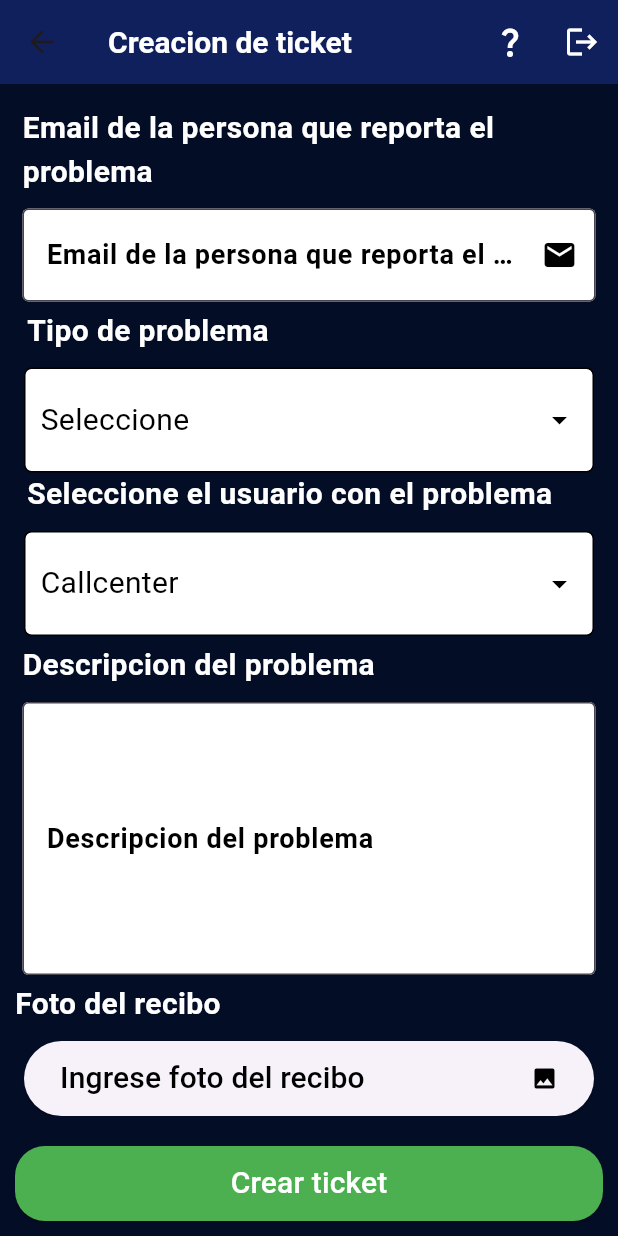
After one commit to JossueJativa/flutter_worker_sniffs, a Flutter app: the screen it shows after launch, after a tap on "Hay algun problema?", on a phone screen of 412 x 824 dp. The commit adds this screen. Run offline on Flutter 3.47's test engine with Material 3 defaults, Android fonts, the phone set to English and light mode, and no system bars; our stand-ins replace firebase_core, firebase_messaging, flutter_local_notifications, image_picker, permission_handler, shared_preferences; accounts and stored records are empty; network calls fail.

Commit message:
Creacion de tickets por el celular y aplicacion terminada al 90%

```diff
--- a/lib/controller/async_url_workers.dart
+++ b/lib/controller/async_url_workers.dart
@@ -118,3 +118,23 @@ Future<void> changeStatusProduct(String url, String status, String id, BuildCont
     Navigator.popAndPushNamed(context, '/tecnicclient', arguments: data);
   }
 }
+
+Future<void> createTicket(String url, Map<String, dynamic> data, File foto, BuildContext context) async {
+  final url0 = Uri.parse('$_allurl/$url');
+  final request = http.MultipartRequest('POST', url0);
+  request.fields.addAll(data.map((key, value) => MapEntry(key, value.toString())));
+  request.files.add(await http.MultipartFile.fromPath('photo', foto.path));
+  final response = await request.send();
+  print(response.statusCode);
+  print(response.reasonPhrase);
+
+  if (response.statusCode == 201) {
+    Navigator.pop(context);
+  } else {
+    ScaffoldMessenger.of(context).showSnackBar(
+      const SnackBar(
+        content: Text('Error al crear ticket'),
+      ),
+    );
+  }
+}
--- a/lib/main.dart
+++ b/lib/main.dart
@@ -10,6 +10,7 @@ import 'package:flutter_worker_sniffs/views/loginScreen.dart';
 import 'package:flutter_worker_sniffs/views/managerScreen.dart';
 import 'package:flutter_worker_sniffs/views/tecnicClient.dart';
 import 'package:flutter_worker_sniffs/views/tecnicScreen.dart';
+import 'package:flutter_worker_sniffs/views/ticketScreen.dart';
 import 'package:flutter_worker_sniffs/views/workerScreen.dart';
 import 'package:flutter_worker_sniffs/views/workersScreen.dart';
 import 'package:firebase_core/firebase_core.dart';
@@ -67,6 +68,9 @@ class MainApp extends StatelessWidget {
         '/tecnicclient': (context) => TecnicClient(
               clientData: ModalRoute.of(context)!.settings.arguments as Map<String, dynamic>,
             ),
+        '/ticket':(context) => TicketScreen(
+          email: ModalRoute.of(context)!.settings.arguments as String,
+            ),
       },
     );
   }
--- a/lib/models/appbar_bottonbar.dart
+++ b/lib/models/appbar_bottonbar.dart
@@ -4,10 +4,10 @@ import 'package:flutter/material.dart';
 
 class AppbarMenu extends StatelessWidget {
   final String name;
-
+  final String email;
   const AppbarMenu({
     super.key,
-    required this.name,
+    required this.name, required this.email,
   });
 
   @override
@@ -23,6 +23,16 @@ class AppbarMenu extends StatelessWidget {
         ),
       ),
       actions: [
+        IconButton(
+          onPressed: () {
+            Navigator.pushNamed(
+              context,
+              '/ticket',
+              arguments: email,
+            );
+          },
+          icon: const Icon(Icons.question_mark, color: Colors.white)
+        ),
         IconButton(
           onPressed: () {
             Navigator.popAndPushNamed(context, '/');
--- a/lib/models/buttons.dart
+++ b/lib/models/buttons.dart
@@ -1,8 +1,11 @@
 // ignore_for_file: must_be_immutable, library_private_types_in_public_api
 
+import 'dart:convert';
 import 'dart:io';
 
 import 'package:flutter/material.dart';
+import 'package:flutter_local_notifications/flutter_local_notifications.dart';
+import 'package:http/http.dart' as http;
 import 'package:image_picker/image_picker.dart';
 
 ElevatedButton normalButton({
@@ -367,3 +370,134 @@ class _DropDownMenuCallcenterState extends State<DropDownMenuCallcenter> {
     );
   }
 }
+
+class DropdownFuture extends StatefulWidget {
+  final String text;
+  final TextEditingController controller;
+  const DropdownFuture({key, required this.text, required this.controller}) : super(key: key);
+
+  @override
+  _DropdownFutureState createState() => _DropdownFutureState();
+}
+
+class _DropdownFutureState extends State<DropdownFuture> {
+  List<String> _list = [];
+  List<int> _ids = [];
+  String _value = 'Seleccione';
+
+  @override
+  void initState() {
+    super.initState();
+    _fetchMessages();
+  }
+
+  @override
+  Widget build(BuildContext context) {
+    return Column(
+      children: [
+        Align(
+          alignment: Alignment.centerLeft,
+          child: Padding(
+            padding: const EdgeInsets.only(left: 8.0),
+            child: Text(
+              widget.text,
+              style: const TextStyle(
+                color: Colors.white,
+                fontSize: 20,
+                fontWeight: FontWeight.bold,
+              ),
+            ),
+          ),
+        ),
+        const SizedBox(height: 10),
+        InkWell(
+          onTap: () {
+            FocusScope.of(context).requestFocus(
+                FocusNode()); // Para cerrar el teclado si está abierto
+            _showDropDownMenu(context);
+          },
+          child: Container(
+            height: 70,
+            width: 380,
+            alignment: Alignment.centerRight,
+            decoration: BoxDecoration(
+              border: Border.all(color: Colors.black),
+              borderRadius: BorderRadius.circular(5.0),
+              color: Colors.white,
+            ),
+            padding: const EdgeInsets.symmetric(horizontal: 10.0),
+            child: Row(
+              children: [
+                Expanded(
+                  child: Text(
+                    _value,
+                    style: const TextStyle(fontSize: 20, color: Colors.black),
+                  ),
+                ),
+                const Icon(Icons.arrow_drop_down, color: Colors.black),
+              ],
+            ),
+          ),
+        )
+      ],
+    );
+  }
+
+  Future<void> _fetchMessages() async {
+    final response = await http.get(Uri.parse('http://10.0.2.2:8000/api/problems/'));
+    if (response.statusCode == 200) {
+      final List<String> messages = [];
+      final List<int> ids = [];
+      final data = json.decode(response.body);
+      for (var message in data){
+        ids.add(message['id']);
+        messages.add("${message['title_description']} - ${utf8.decode(message['description'].runes.toList())}");
+      }
+
+      setState(() {
+        _list = messages;
+        _ids = ids;
+      });
+    } else {
+      throw Exception('Failed to load messages');
+    }
+  }
+
+  void _showDropDownMenu(BuildContext context) {
+    showModalBottomSheet(
+      context: context,
+      builder: (context) {
+        return Column(
+          mainAxisSize: MainAxisSize.min,
+          children: [
+            for (int i = 0; i < _list.length; i++) _buildDropDownMenuItem(_list[i], _ids[i]),
+          ],
+        );
+      },
+    ).then((value) {
+      if (value != null) {
+        setState(() {
+          _value = value;
+          widget.controller.text = value;
+        });
+      }
+    });
+  }
+
+  Widget _buildDropDownMenuItem(String text, int id) {
+    return InkWell(
+      onTap: () {
+        Navigator.pop(context, '$id - $text');
+      },
+      child: Container(
+        width: 360,
+        alignment: Alignment.center,
+        padding: const EdgeInsets.all(15),
+        child: Text(
+          '$id - $text',
+          style: const TextStyle(fontSize: 20),
+        ),
+      ),
+    );
+  }
+}
--- a/lib/models/inputs.dart
+++ b/lib/models/inputs.dart
@@ -385,3 +385,64 @@ class _ShowInfoState extends State<ShowInfo> {
     }
   }
 }
+
+//Text area
+class TextArea extends StatefulWidget {
+  final String labelText;
+  final String hintText;
+  final TextEditingController controller;
+
+  const TextArea({
+    Key? key,
+    required this.labelText,
+    required this.hintText,
+    required this.controller,
+  }) : super(key: key);
+
+  @override
+  _TextAreaState createState() => _TextAreaState();
+}
+
+class _TextAreaState extends State<TextArea> {
+  @override
+  Widget build(BuildContext context) {
+    return Padding(
+      padding: const EdgeInsets.all(5),
+      child: Column(
+        crossAxisAlignment: CrossAxisAlignment.start,
+        children: [
+          Text(
+            widget.labelText,
+            style: const TextStyle(
+              fontSize: 20,
+              fontWeight: FontWeight.bold,
+              color: Colors.white,
+            ),
+          ),
+          const SizedBox(height: 10),
+          TextField(
+            maxLines: 5,
+            decoration: InputDecoration(
+              border: const OutlineInputBorder(),
+              labelText: widget.labelText,
+              labelStyle: const TextStyle(
+                fontSize: 18,
+                color: Colors.black,
+                fontWeight: FontWeight.bold,
+              ),
+              floatingLabelBehavior: FloatingLabelBehavior.never,
+              hintText: widget.hintText,
+              fillColor: Colors.white,
+              filled: true,
+            ),
+            controller: widget.controller,
+            style: const TextStyle(
+              fontSize: 20,
+              color: Colors.black,
+            ),
+          ),
+        ],
+      ),
+    );
+  }
+}
--- a/lib/views/callcenterScreen.dart
+++ b/lib/views/callcenterScreen.dart
@@ -23,6 +23,7 @@ class _CallcenterScreenState extends State<CallcenterScreen> {
         preferredSize: const Size.fromHeight(kToolbarHeight),
         child: AppbarMenu(
           name: widget.data['username'],
+          email: widget.data['email'],
         ),
       ),
       body: Container(
--- a/lib/views/clientScreen.dart
+++ b/lib/views/clientScreen.dart
@@ -53,6 +53,7 @@ class _ClientScreenState extends State<ClientScreen> {
         preferredSize: const Size.fromHeight(kToolbarHeight),
         child: AppbarMenu(
           name: widget.clientData['username'],
+          email: '',
         ),
       ),
       body: Container(
--- a/lib/views/clientsScreen.dart
+++ b/lib/views/clientsScreen.dart
@@ -23,6 +23,7 @@ class _ClientsScreenState extends State<ClientsScreen> {
         preferredSize: const Size.fromHeight(kToolbarHeight),
         child: AppbarMenu(
           name: widget.data['username'],
+          email: widget.data['email'],
         ),
       ),
       body: Container(
--- a/lib/views/createClient.dart
+++ b/lib/views/createClient.dart
@@ -46,6 +46,7 @@ class _CreateClientState extends State<CreateClient> {
         preferredSize: const Size.fromHeight(kToolbarHeight),
         child: AppbarMenu(
           name: widget.data['username'],
+          email: widget.data['email'],
         ),
       ),
       body: Container(
--- a/lib/views/editclientScreen.dart
+++ b/lib/views/editclientScreen.dart
@@ -52,6 +52,7 @@ class _EditclientScreenState extends State<EditclientScreen> {
         preferredSize: const Size.fromHeight(kToolbarHeight),
         child: AppbarMenu(
           name: widget.clientData['username'],
+          email: '',
         ),
       ),
       body: Container(
--- a/lib/views/loginScreen.dart
+++ b/lib/views/loginScreen.dart
@@ -89,6 +89,22 @@ class _LoginScreenState extends State<LoginScreen> {
               ),
 
               const SizedBox(height: 20),
+
+              TextButton(
+                onPressed: () {
+                  Navigator.pushNamed(context, '/ticket', arguments: '');
+                },
+                child: const Text(
+                  'Hay algun problema?',
+                  style: TextStyle(
+                    color: Colors.white,
+                    fontSize: 20,
+                    fontWeight: FontWeight.bold
+                  ),
+                )
+              ),
+
+              const SizedBox(height: 20),
             ],
           ),
         )
--- a/lib/views/managerScreen.dart
+++ b/lib/views/managerScreen.dart
@@ -41,6 +41,7 @@ class _ManagerScreenState extends State<ManagerScreen> {
         preferredSize: const Size.fromHeight(kToolbarHeight),
         child: AppbarMenu(
           name: widget.data['username'],
+          email: widget.data['email'],
         ),
       ),
       body: Container(
--- a/lib/views/tecnicClient.dart
+++ b/lib/views/tecnicClient.dart
@@ -53,6 +53,7 @@ class _TecnicClientState extends State<TecnicClient> {
         preferredSize: const Size.fromHeight(kToolbarHeight),
         child: AppbarMenu(
           name: widget.clientData['username'],
+          email: '',
         ),
       ),
       body: Container(
--- a/lib/views/tecnicScreen.dart
+++ b/lib/views/tecnicScreen.dart
@@ -20,6 +20,7 @@ class _TecnicScreenState extends State<TecnicScreen> {
         preferredSize: const Size.fromHeight(kToolbarHeight),
         child: AppbarMenu(
           name: widget.data['username'],
+          email: widget.data['email'],
         ),
       ),
       body: Container(
--- /dev/null
+++ b/lib/views/ticketScreen.dart
@@ -0,0 +1,131 @@
+// ignore_for_file: file_names, library_private_types_in_public_api
+
+import 'dart:io';
+
+import 'package:flutter/material.dart';
+import 'package:flutter_worker_sniffs/controller/async_url_workers.dart';
+import 'package:flutter_worker_sniffs/models/appbar_bottonbar.dart';
+import 'package:flutter_worker_sniffs/models/buttons.dart';
+import 'package:flutter_worker_sniffs/models/inputs.dart';
+
+class TicketScreen extends StatefulWidget {
+  final String email;
+  const TicketScreen({ super.key, required this.email});
+
+  @override
+  _TicketScreenState createState() => _TicketScreenState();
+}
+
+class _TicketScreenState extends State<TicketScreen> {
+  final TextEditingController _emailController = TextEditingController();
+  final TextEditingController _descriptionController = TextEditingController();
+  final TextEditingController _typeController = TextEditingController();
+  final TextEditingController _userController = TextEditingController();
+  File? _selectedImage;
+
+  @override
+  Widget build(BuildContext context) {
+    return Scaffold(
+      appBar: PreferredSize(
+        preferredSize: const Size.fromHeight(kToolbarHeight),
+        child: AppbarMenu(
+          name: "Creacion de ticket",
+          email: widget.email,
+        ),
+      ),
+      body: Container(
+        color: const Color(0xff040d26),
+        padding: const EdgeInsets.all(10),
+        child: SingleChildScrollView(
+          child: Column(
+            children: [
+              DataInfo(
+                labelText: 'Email de la persona que reporta el problema',
+                hintText: 'Email',
+                isPassword: false,
+                controller: _emailController,
+                icon: Icons.email,
+                isDigit: false,
+              ),
+              DropdownFuture(
+                controller: _typeController,
+                text: 'Tipo de problema',
+              ),
+              DropDownMenuCallcenter(
+                text: 'Seleccione el usuario con el problema',
+                controller: _userController,
+                value1: 'Manager',
+                value2: 'Tecnico',
+                valueSelected: 'Callcenter',
+              ),
+              TextArea(
+                labelText: 'Descripcion del problema',
+                hintText: 'Descripcion',
+                controller: _descriptionController,
+              ),
+              InputImage(
+                hintText: 'Ingrese foto del recibo',
+                labelText: 'Foto del recibo',
+                onImageSelected: (image) {
+                  setState(() {
+                    _selectedImage = image;
+                  });
+                },
+                image: _selectedImage,
+              ),
+              const SizedBox(height: 55),
+            ],
+          ),
+        ),
+      ),
+      // Boton para enviar el ticket
+      bottomNavigationBar: Container(
+        color: const Color(0xff040d26),
+        padding: const EdgeInsets.all(10),
+        child: normalButton(
+          text: 'Crear ticket',
+          onPressed: () async {
+            bool isValid = true;
+            isValid = isValid && _emailController.text.isNotEmpty;
+            isValid = isValid && _descriptionController.text.isNotEmpty;
+            isValid = isValid && _typeController.text.isNotEmpty;
+            isValid = isValid && _userController.text.isNotEmpty;
+            if (!isValid) {
+              ScaffoldMessenger.of(context).showSnackBar(
+                const SnackBar(
+                  content: Text('Por favor llene todos los campos'),
+                ),
+              );
+              return;
+            }
+
+            String typeId = _typeController.text.split(' - ')[0];
+            if (_userController == 'Manager') {
+              _userController.text = 'manager';
+            } else if (_userController == 'Tecnico') {
+              _userController.text = 'tecnic';
+            } else {
+              _userController.text = 'callcenter';
+            }
+
+            Map<String, dynamic> data = {
+              'user_with_problem': _emailController.text,
+              'description': _descriptionController.text,
+              'type_user': _userController.text,
+              'problem': typeId
+            };
+
+            await createTicket(
+              'api/problems_tikets/',
+              data,
+              _selectedImage!,
+              context,
+            );
+          },
+          color: Colors.green,
+          textColor: Colors.white,
+        ),
+      ),
+    );
+  }
+}
--- a/lib/views/workerScreen.dart
+++ b/lib/views/workerScreen.dart
@@ -50,6 +50,7 @@ class _WorkerScreenState extends State<WorkerScreen> {
         preferredSize: const Size.fromHeight(kToolbarHeight),
         child: AppbarMenu(
           name: widget.workerData['user']['username'],
+          email: widget.workerData['user']['email'],
         ),
       ),
       body: Container(
--- a/lib/views/workersScreen.dart
+++ b/lib/views/workersScreen.dart
@@ -25,6 +25,7 @@ class _WorkersScreenState extends State<WorkersScreen> {
         preferredSize: const Size.fromHeight(kToolbarHeight),
         child: AppbarMenu(
           name: widget.data['username'],
+          email: widget.data['email'],
         ),
       ),
       body: Container(
```
